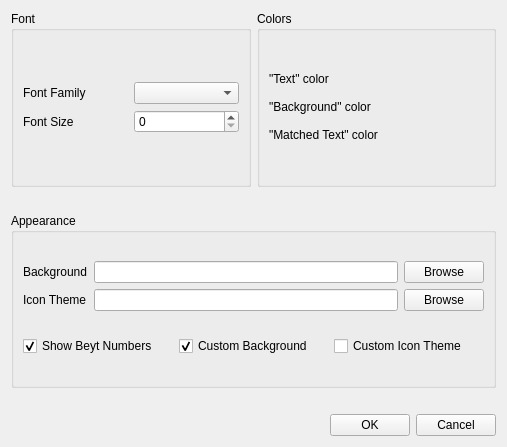
This is settings.ui in srazi/Saaghar as Qt 5 draws it before an edit. The edited form follows.
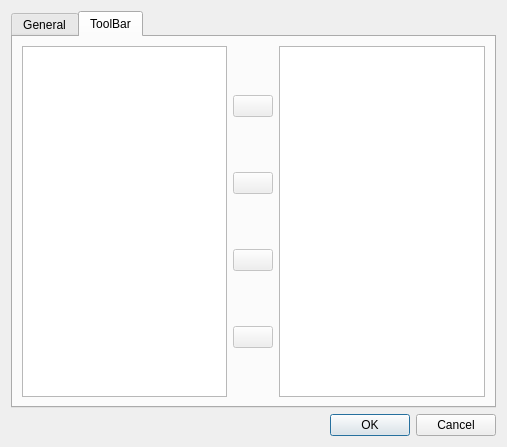
This is the edited form. The open tabs and pages were chosen to show the change. Icons and pictures are not drawn.

Commit message: New: Saaghar supports importing of new sets of poem. New: Now, 'Main ToolBar' is full customizable. New: a simple 'Random' button was added. Improved: changing 'Search dockWidget' to a 'toolBar'. Improved: random algorithm was improved. Improved: show a default photo for poets without photo. Improved: 'description' added to GanjoorPoet object. Fixed: some shortcut changed and added.

Patch:
```diff
--- a/settings.ui
+++ b/settings.ui
@@ -14,6 +14,47 @@
    <string>Settings</string>
   </property>
   <layout class="QGridLayout" name="gridLayout">
+   <item row="1" column="0">
+    <layout class="QHBoxLayout" name="horizontalLayout_11">
+     <item>
+      <spacer name="horizontalSpacer_3">
+       <property name="orientation">
+        <enum>Qt::Horizontal</enum>
+       </property>
+       <property name="sizeHint" stdset="0">
+        <size>
+         <width>40</width>
+         <height>20</height>
+        </size>
+       </property>
+      </spacer>
+     </item>
+     <item>
+      <widget class="QPushButton" name="pushButtonOK">
+       <property name="text">
+        <string>OK</string>
+       </property>
+      </widget>
+     </item>
+     <item>
+      <widget class="QPushButton" name="pushButtonCancel">
+       <property name="text">
+        <string>Cancel</string>
+       </property>
+      </widget>
+     </item>
+    </layout>
+   </item>
+   <item row="0" column="0">
+    <widget class="QTabWidget" name="tabWidget">
+     <property name="currentIndex">
+      <number>0</number>
+     </property>
+     <widget class="QWidget" name="tabGeneral">
+      <attribute name="title">
+       <string>General</string>
+      </attribute>
+      <layout class="QGridLayout" name="gridLayout_2">
    <item row="0" column="0">
     <layout class="QVBoxLayout" name="verticalLayout_3">
      <item>
@@ -287,38 +328,184 @@
        </property>
       </spacer>
      </item>
+        </layout>
+       </item>
+      </layout>
+     </widget>
+     <widget class="QWidget" name="tabToolBar">
+      <attribute name="title">
+       <string>ToolBar</string>
+      </attribute>
+      <layout class="QHBoxLayout" name="horizontalLayout">
      <item>
-      <layout class="QHBoxLayout" name="horizontalLayout_11">
+        <widget class="QTableWidget" name="tableWidgetAllActions">
+         <property name="alternatingRowColors">
+          <bool>false</bool>
+         </property>
+         <property name="selectionMode">
+          <enum>QAbstractItemView::SingleSelection</enum>
+         </property>
+         <property name="selectionBehavior">
+          <enum>QAbstractItemView::SelectRows</enum>
+         </property>
+         <property name="verticalScrollMode">
+          <enum>QAbstractItemView::ScrollPerItem</enum>
+         </property>
+         <property name="horizontalScrollMode">
+          <enum>QAbstractItemView::ScrollPerPixel</enum>
+         </property>
+         <property name="showGrid">
+          <bool>false</bool>
+         </property>
+         <property name="gridStyle">
+          <enum>Qt::NoPen</enum>
+         </property>
+         <property name="sortingEnabled">
+          <bool>true</bool>
+         </property>
+         <property name="wordWrap">
+          <bool>false</bool>
+         </property>
+         <property name="rowCount">
+          <number>0</number>
+         </property>
+         <property name="columnCount">
+          <number>1</number>
+         </property>
+         <attribute name="horizontalHeaderVisible">
+          <bool>false</bool>
+         </attribute>
+         <attribute name="horizontalHeaderStretchLastSection">
+          <bool>true</bool>
+         </attribute>
+         <attribute name="verticalHeaderVisible">
+          <bool>false</bool>
+         </attribute>
+         <attribute name="verticalHeaderVisible">
+          <bool>false</bool>
+         </attribute>
+         <attribute name="horizontalHeaderStretchLastSection">
+          <bool>true</bool>
+         </attribute>
+         <attribute name="horizontalHeaderVisible">
+          <bool>false</bool>
+         </attribute>
+         <column/>
+        </widget>
+       </item>
        <item>
-        <spacer name="horizontalSpacer_3">
-         <property name="orientation">
-          <enum>Qt::Horizontal</enum>
-         </property>
-         <property name="sizeHint" stdset="0">
-          <size>
-           <width>40</width>
-           <height>20</height>
-          </size>
-         </property>
-        </spacer>
+        <layout class="QVBoxLayout" name="verticalLayout_6">
+         <item>
+          <widget class="QPushButton" name="pushButtonActionAdd">
+           <property name="enabled">
+            <bool>false</bool>
+           </property>
+           <property name="text">
+            <string/>
+           </property>
+           <property name="icon">
+            <iconset resource="saaghar.qrc">
+             <normaloff>:/resources/images/right.png</normaloff>:/resources/images/right.png</iconset>
+           </property>
+          </widget>
        </item>
        <item>
-        <widget class="QPushButton" name="pushButtonOK">
+          <widget class="QPushButton" name="pushButtonActionRemove">
+           <property name="enabled">
+            <bool>false</bool>
+           </property>
          <property name="text">
-          <string>OK</string>
-         </property>
+            <string/>
+           </property>
+           <property name="icon">
+            <iconset resource="saaghar.qrc">
+             <normaloff>:/resources/images/left.png</normaloff>:/resources/images/left.png</iconset>
+           </property>
         </widget>
        </item>
        <item>
-        <widget class="QPushButton" name="pushButtonCancel">
+          <widget class="QPushButton" name="pushButtonActionTop">
+           <property name="enabled">
+            <bool>false</bool>
+           </property>
          <property name="text">
-          <string>Cancel</string>
-         </property>
-        </widget>
-       </item>
-      </layout>
-     </item>
-    </layout>
+            <string/>
+           </property>
+           <property name="icon">
+            <iconset resource="saaghar.qrc">
+             <normaloff>:/resources/images/up.png</normaloff>:/resources/images/up.png</iconset>
+           </property>
+          </widget>
+         </item>
+         <item>
+          <widget class="QPushButton" name="pushButtonActionBottom">
+           <property name="enabled">
+            <bool>false</bool>
+           </property>
+           <property name="text">
+            <string/>
+           </property>
+           <property name="icon">
+            <iconset resource="saaghar.qrc">
+             <normaloff>:/resources/images/down.png</normaloff>:/resources/images/down.png</iconset>
+           </property>
+          </widget>
+         </item>
+        </layout>
+       </item>
+       <item>
+        <widget class="QTableWidget" name="tableWidgetToolBarActions">
+         <property name="dragEnabled">
+          <bool>false</bool>
+         </property>
+         <property name="selectionMode">
+          <enum>QAbstractItemView::SingleSelection</enum>
+         </property>
+         <property name="selectionBehavior">
+          <enum>QAbstractItemView::SelectRows</enum>
+         </property>
+         <property name="verticalScrollMode">
+          <enum>QAbstractItemView::ScrollPerItem</enum>
+         </property>
+         <property name="horizontalScrollMode">
+          <enum>QAbstractItemView::ScrollPerPixel</enum>
+         </property>
+         <property name="showGrid">
+          <bool>false</bool>
+         </property>
+         <property name="gridStyle">
+          <enum>Qt::NoPen</enum>
+         </property>
+         <property name="wordWrap">
+          <bool>false</bool>
+         </property>
+         <property name="columnCount">
+          <number>1</number>
+         </property>
+         <attribute name="horizontalHeaderVisible">
+          <bool>false</bool>
+         </attribute>
+         <attribute name="horizontalHeaderStretchLastSection">
+          <bool>true</bool>
+         </attribute>
+         <attribute name="verticalHeaderVisible">
+          <bool>false</bool>
+         </attribute>
+         <attribute name="verticalHeaderVisible">
+          <bool>false</bool>
+         </attribute>
+         <attribute name="horizontalHeaderStretchLastSection">
+          <bool>true</bool>
+         </attribute>
+         <attribute name="horizontalHeaderVisible">
+          <bool>false</bool>
+         </attribute>
+         <column/>
+        </widget>
+       </item>
+      </layout>
+     </widget>
+    </widget>
    </item>
   </layout>
  </widget>
```
Left out of the diff: 204 changed lines with no effect on the pictures. Lines whose indentation alone changed are shown as unchanged. The commit also changes 22 other files.
